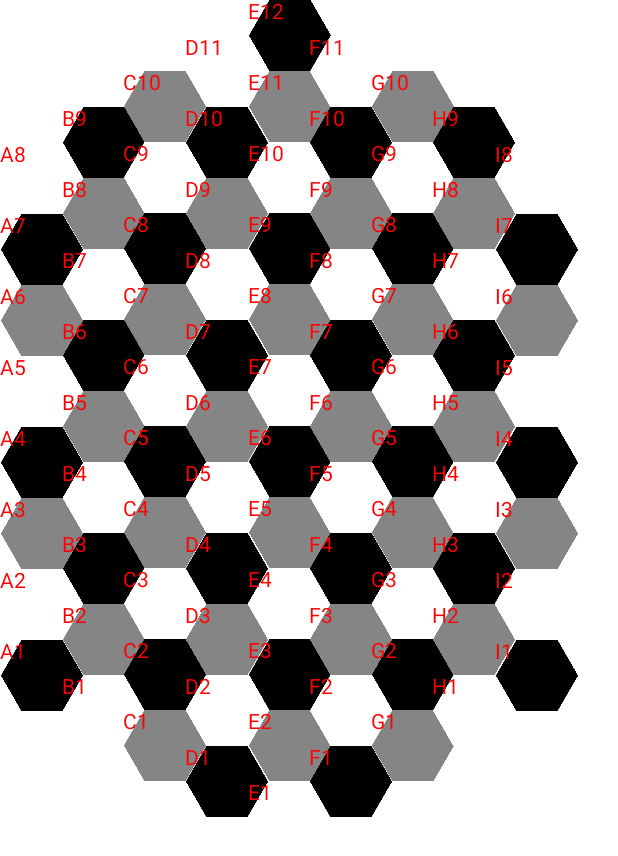
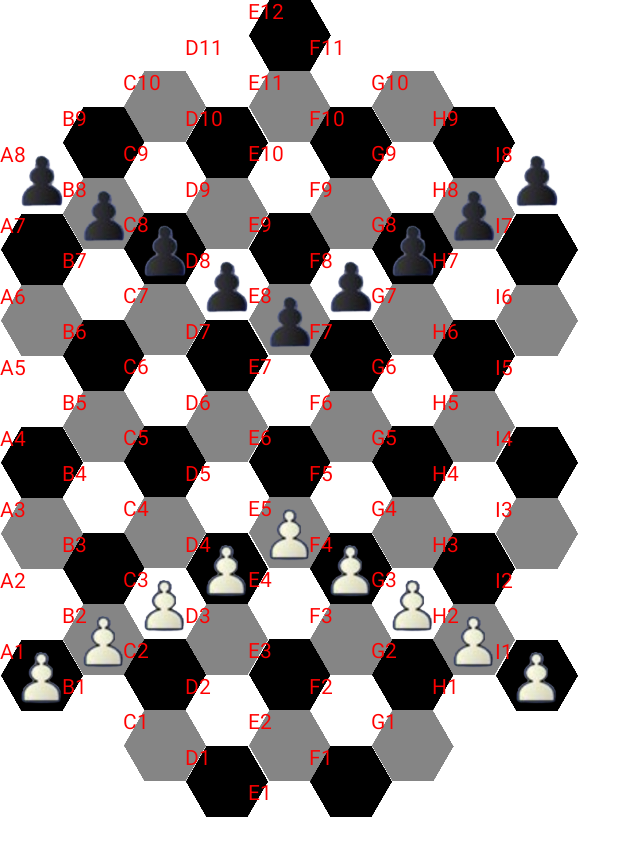
Before and after one commit to rawiwat/HexagonChessRepo, an Android app built with Jetpack Compose: the @Preview function GameScreenPreview, on a phone screen of 412 x 824 dp. Shown: the top 856 px of the screen. Run offline under Robolectric (Android 15) with nearby library versions, the phone set to English and light mode, and no system bars.

Commit message:
commit 12

```diff
--- a/HexagonalChess/app/src/main/java/com/example/hexagonalchess/MainActivity.kt
+++ b/HexagonalChess/app/src/main/java/com/example/hexagonalchess/MainActivity.kt
@@ -18,7 +18,10 @@ class MainActivity : ComponentActivity() {
         super.onCreate(savedInstanceState)
         val allTiles = ChessboardData().allTiles
         val database = FirebaseRealtimeDatabase()
-        val chessBoardViewModel = ChessBoardViewModel(allTiles,database)
+        val chessBoardViewModel = ChessBoardViewModel(
+            allTiles,
+            //database
+        )
         setContent {
             HexagonalChessTheme {
                 // A surface container using the 'background' color from the theme
--- a/HexagonalChess/app/src/main/java/com/example/hexagonalchess/data_layer/model/database/Database.kt
+++ b/HexagonalChess/app/src/main/java/com/example/hexagonalchess/data_layer/model/database/Database.kt
@@ -3,7 +3,6 @@ package com.example.hexagonalchess.data_layer.model.database
 import com.example.hexagonalchess.data_layer.model.tile.Tile
 
 interface Database {
-    fun initialBoard(player1Name: String,player2Name: String)
     fun sendPlayerToOnlineWaitingRoom(name: String)
     fun getBoardState()
     fun movePieces(from:Tile,to:Tile)
--- a/HexagonalChess/app/src/main/java/com/example/hexagonalchess/domain_layer/Constant.kt
+++ b/HexagonalChess/app/src/main/java/com/example/hexagonalchess/domain_layer/Constant.kt
@@ -56,5 +56,4 @@ enum class ChessPieceKeyWord(key:String) {
     BLACK_ROOK("bR"),
     BLACK_QUEEN("bQ"),
     BLACK_KING("bK"),
-    NONE("none")
 }
--- a/HexagonalChess/app/src/main/java/com/example/hexagonalchess/domain_layer/utility.kt
+++ b/HexagonalChess/app/src/main/java/com/example/hexagonalchess/domain_layer/utility.kt
@@ -1,5 +1,6 @@
 package com.example.hexagonalchess.domain_layer
 
+import com.example.hexagonalchess.R
 import com.example.hexagonalchess.data_layer.model.pieces.ChessPiece
 
 fun getChessPieceFromKeyWord(chessPieceKeyWord: ChessPieceKeyWord): ChessPiece {
@@ -16,7 +17,6 @@ fun getChessPieceFromKeyWord(chessPieceKeyWord: ChessPieceKeyWord): ChessPiece {
         ChessPieceKeyWord.WHITE_ROOK -> ChessPiece(type = PieceType.ROOK, color = PieceColor.WHITE,ChessPieceKeyWord.WHITE_ROOK)
         ChessPieceKeyWord.WHITE_QUEEN -> ChessPiece(type = PieceType.QUEEN, color = PieceColor.WHITE,ChessPieceKeyWord.WHITE_QUEEN)
         ChessPieceKeyWord.WHITE_KING -> ChessPiece(type = PieceType.KING, color = PieceColor.WHITE,ChessPieceKeyWord.WHITE_KING)
-        ChessPieceKeyWord.NONE -> ChessPiece(type = PieceType.NONE,color = PieceColor.NONE,ChessPieceKeyWord.NONE)
     }
 }
 
@@ -37,3 +37,20 @@ fun getChessPieceFromKeyWordName(chessPieceKeyWord: String): ChessPiece? {
         else -> null
     }
 }
+
+fun getChessPieceImage(chessPiece: ChessPiece): Int {
+    return when(chessPiece.keyWord) {
+        ChessPieceKeyWord.BLACK_PAWN -> R.drawable.black_pawn
+        ChessPieceKeyWord.BLACK_BISHOP -> R.drawable.black_bishop
+        ChessPieceKeyWord.BLACK_KNIGHT -> R.drawable.white_knight
+        ChessPieceKeyWord.BLACK_ROOK -> R.drawable.black_rook
+        ChessPieceKeyWord.BLACK_QUEEN -> R.drawable.black_queen
+        ChessPieceKeyWord.BLACK_KING -> R.drawable.black_king
+        ChessPieceKeyWord.WHITE_PAWN -> R.drawable.white_pawn
+        ChessPieceKeyWord.WHITE_BISHOP -> R.drawable.white_bishop
+        ChessPieceKeyWord.WHITE_KNIGHT -> R.drawable.white_knight
+        ChessPieceKeyWord.WHITE_ROOK -> R.drawable.white_rook
+        ChessPieceKeyWord.WHITE_QUEEN -> R.drawable.white_queen
+        ChessPieceKeyWord.WHITE_KING -> R.drawable.white_king
+    }
+}
--- a/HexagonalChess/app/src/main/java/com/example/hexagonalchess/presentation_layer/GameScreen.kt
+++ b/HexagonalChess/app/src/main/java/com/example/hexagonalchess/presentation_layer/GameScreen.kt
@@ -1,25 +1,17 @@
 package com.example.hexagonalchess.presentation_layer
 
 import androidx.compose.foundation.Image
-import androidx.compose.foundation.background
-import androidx.compose.foundation.border
 import androidx.compose.foundation.clickable
-import androidx.compose.foundation.layout.Arrangement
 import androidx.compose.foundation.layout.Box
 import androidx.compose.foundation.layout.Column
-import androidx.compose.foundation.layout.Row
 import androidx.compose.foundation.layout.fillMaxSize
-import androidx.compose.foundation.layout.fillMaxWidth
 import androidx.compose.foundation.layout.offset
 import androidx.compose.foundation.layout.size
 import androidx.compose.foundation.layout.wrapContentSize
 import androidx.compose.foundation.lazy.LazyColumn
 import androidx.compose.foundation.lazy.items
-import androidx.compose.material3.Surface
 import androidx.compose.material3.Text
-import androidx.compose.runtime.Composable
-import androidx.compose.runtime.collectAsState
-import androidx.compose.runtime.getValue
+import androidx.compose.runtime.*
 import androidx.compose.ui.Alignment
 import androidx.compose.ui.Modifier
 import androidx.compose.ui.graphics.Color
@@ -28,21 +20,22 @@ import androidx.compose.ui.text.TextStyle
 import androidx.compose.ui.tooling.preview.Preview
 import androidx.compose.ui.unit.dp
 import com.example.hexagonalchess.R
-import com.example.hexagonalchess.data_layer.model.database.FirebaseRealtimeDatabase
 import com.example.hexagonalchess.data_layer.model.tile.ChessboardData
 import com.example.hexagonalchess.data_layer.model.tile.Tile
 import com.example.hexagonalchess.domain_layer.TileUiManager
+import com.example.hexagonalchess.domain_layer.getChessPieceImage
 import com.example.hexagonalchess.domain_layer.getTileImage
 import com.example.hexagonalchess.presentation_layer.viewmodel.ChessBoardViewModel
 
 @Composable
 fun GameScreen(chessBoardViewModel: ChessBoardViewModel) {
     val chessBoard by chessBoardViewModel.chessBoard.collectAsState()
+
     val tileUiManager = TileUiManager()
 
     Column(horizontalAlignment = Alignment.CenterHorizontally) {
         Box(
-            modifier = Modifier.fillMaxWidth(),
+            modifier = Modifier.fillMaxSize(),
         ) {
             LazyColumn(
                 modifier = Modifier
@@ -223,6 +216,8 @@ fun TileUI(
     tileUiManager: TileUiManager,
     chessBoardViewModel: ChessBoardViewModel
 ) {
+    val isPossibleMove by remember { mutableStateOf(tile.isAPossibleMove) }
+
     Box(
         modifier = Modifier.wrapContentSize(),
     ) {
@@ -242,7 +237,7 @@ fun TileUI(
                 color = Color.Red
             )
         )
-        if (tile.isAPossibleMove) {
+        if (isPossibleMove) {
             Image(
                 painter = painterResource(id = R.drawable.target_border_default),
                 contentDescription = null,
@@ -252,6 +247,17 @@ fun TileUI(
                         height = tileUiManager.tileHeight.dp
                     )
                     .clickable { chessBoardViewModel.onClickTargeted(tile) }
+            )
+        }
+        if(tile.chessPiece != null) {
+            Image(
+                painter = painterResource(id = getChessPieceImage(tile.chessPiece!!)),
+                contentDescription = null,
+                modifier = Modifier
+                    .size(
+                        width = tileUiManager.tileWidth.dp,
+                        height = tileUiManager.tileHeight.dp
+                    )
             )
         }
     }
```
Also changed, not shown: HexagonalChess/app/src/main/java/com/example/hexagonalchess/data_layer/model/database/FirebaseRealtimeDatabase.kt (+0 -11 lines), HexagonalChess/app/src/main/java/com/example/hexagonalchess/presentation_layer/viewmodel/ChessBoardViewModel.kt (+10 -5 lines), HexagonalChess/app/src/main/res/drawable/black_pawn.png, HexagonalChess/app/src/main/res/drawable/white_pawn.png (added).
